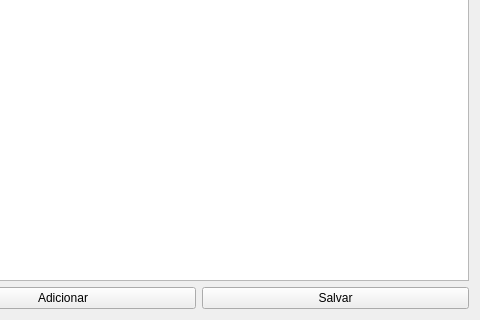
Qt form uis/managementFmeProfiles.ui (dsgoficial/SAP_Gerente) before a commit; both pictures show x 627 to 1107 and y 142 to 462 of the 1107 by 462 pixel window.
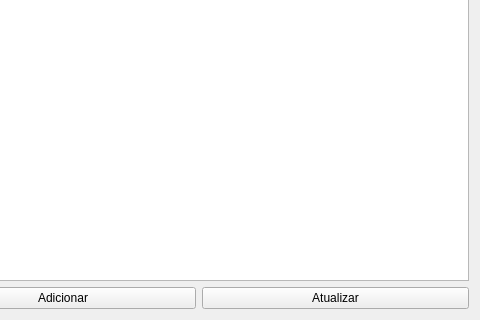
The same form after that commit.

Diff of the .ui file:
```diff
--- a/uis/managementFmeProfiles.ui
+++ b/uis/managementFmeProfiles.ui
@@ -79,7 +79,7 @@
      <item>
       <widget class="QPushButton" name="saveBtn">
        <property name="text">
-        <string>Salvar</string>
+        <string>Atualizar</string>
        </property>
       </widget>
      </item>
```
